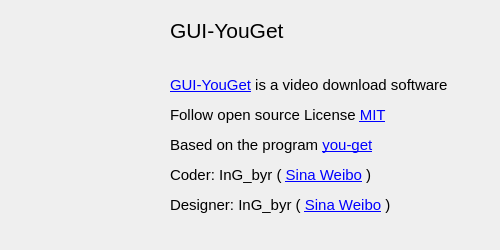
The window that app/ui/about_widget.ui (ingbyr/vdm) describes before a commit, drawn with Qt 5.
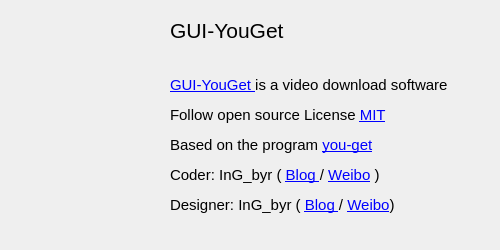
The same window after the commit. Icons and pictures are not drawn.

```diff
--- a/app/ui/about_widget.ui
+++ b/app/ui/about_widget.ui
@@ -39,7 +39,7 @@
     </rect>
    </property>
    <property name="text">
-    <string>&lt;html&gt;&lt;head/&gt;&lt;body&gt;&lt;p&gt;&lt;a href=&quot;http://www.ingbyr.tk/2016/05/16/youget/&quot;&gt;&lt;span style=&quot; font-size:11pt; text-decoration: underline; color:#0000ff;&quot;&gt;GUI-YouGet&lt;/span&gt;&lt;/a&gt;&lt;span style=&quot; font-size:11pt;&quot;&gt; is a video download software &lt;/span&gt;&lt;/p&gt;&lt;p&gt;&lt;span style=&quot; font-size:11pt;&quot;&gt;Follow open source License &lt;/span&gt;&lt;a href=&quot;https://raw.githubusercontent.com/ingbyr/GUI-YouGet/master/LICENSE.txt&quot;&gt;&lt;span style=&quot; font-size:11pt; text-decoration: underline; color:#0000ff;&quot;&gt;MIT&lt;/span&gt;&lt;/a&gt;&lt;/p&gt;&lt;p&gt;&lt;span style=&quot; font-size:11pt;&quot;&gt;Based on the program &lt;/span&gt;&lt;a href=&quot;https://github.com/soimort/you-get&quot;&gt;&lt;span style=&quot; font-size:11pt; text-decoration: underline; color:#0000ff;&quot;&gt;you-get&lt;/span&gt;&lt;/a&gt;&lt;/p&gt;&lt;p&gt;&lt;span style=&quot; font-size:11pt;&quot;&gt;Coder: InG_byr ( &lt;/span&gt;&lt;a href=&quot;http://www.weibo.com/zwkv5&quot;&gt;&lt;span style=&quot; font-size:11pt; text-decoration: underline; color:#0000ff;&quot;&gt;Sina Weibo&lt;/span&gt;&lt;/a&gt;&lt;span style=&quot; font-size:11pt;&quot;&gt; )&lt;/span&gt;&lt;/p&gt;&lt;p&gt;&lt;span style=&quot; font-size:11pt;&quot;&gt;Designer: InG_byr ( &lt;/span&gt;&lt;a href=&quot;http://www.weibo.com/zwkv5&quot;&gt;&lt;span style=&quot; font-size:11pt; text-decoration: underline; color:#0000ff;&quot;&gt;Sina Weibo&lt;/span&gt;&lt;/a&gt;&lt;span style=&quot; font-size:11pt;&quot;&gt; )&lt;/span&gt;&lt;/p&gt;&lt;/body&gt;&lt;/html&gt;</string>
+    <string>&lt;html&gt;&lt;head/&gt;&lt;body&gt;&lt;p&gt;&lt;a href=&quot;https://github.com/ingbyr/GUI-YouGet&quot;&gt;&lt;span style=&quot; font-size:11pt; text-decoration: underline; color:#0000ff;&quot;&gt;GUI-YouGet &lt;/span&gt;&lt;/a&gt;&lt;span style=&quot; font-size:11pt;&quot;&gt;is a video download software &lt;/span&gt;&lt;/p&gt;&lt;p&gt;&lt;span style=&quot; font-size:11pt;&quot;&gt;Follow open source License &lt;/span&gt;&lt;a href=&quot;https://raw.githubusercontent.com/ingbyr/GUI-YouGet/master/LICENSE.txt&quot;&gt;&lt;span style=&quot; font-size:11pt; text-decoration: underline; color:#0000ff;&quot;&gt;MIT&lt;/span&gt;&lt;/a&gt;&lt;/p&gt;&lt;p&gt;&lt;span style=&quot; font-size:11pt;&quot;&gt;Based on the program &lt;/span&gt;&lt;a href=&quot;https://github.com/soimort/you-get&quot;&gt;&lt;span style=&quot; font-size:11pt; text-decoration: underline; color:#0000ff;&quot;&gt;you-get&lt;/span&gt;&lt;/a&gt;&lt;/p&gt;&lt;p&gt;&lt;span style=&quot; font-size:11pt;&quot;&gt;Coder: InG_byr ( &lt;/span&gt;&lt;a href=&quot;http://www.ingbyr.tk&quot;&gt;&lt;span style=&quot; font-size:11pt; text-decoration: underline; color:#0000ff;&quot;&gt;Blog &lt;/span&gt;&lt;/a&gt;&lt;span style=&quot; font-size:11pt;&quot;&gt;/ &lt;/span&gt;&lt;a href=&quot;http://www.weibo.com/zwkv5&quot;&gt;&lt;span style=&quot; font-size:11pt; text-decoration: underline; color:#0000ff;&quot;&gt;Weibo&lt;/span&gt;&lt;/a&gt;&lt;span style=&quot; font-size:11pt;&quot;&gt; )&lt;/span&gt;&lt;/p&gt;&lt;p&gt;&lt;span style=&quot; font-size:11pt;&quot;&gt;Designer: InG_byr ( &lt;/span&gt;&lt;a href=&quot;http://www.ingbyr.tk&quot;&gt;&lt;span style=&quot; font-size:11pt; text-decoration: underline; color:#0000ff;&quot;&gt;Blog &lt;/span&gt;&lt;/a&gt;&lt;span style=&quot; font-size:11pt;&quot;&gt;/ &lt;/span&gt;&lt;a href=&quot;http://www.weibo.com/zwkv5&quot;&gt;&lt;span style=&quot; font-size:11pt; text-decoration: underline; color:#0000ff;&quot;&gt;Weibo&lt;/span&gt;&lt;/a&gt;&lt;span style=&quot; font-size:11pt;&quot;&gt;)&lt;/span&gt;&lt;/p&gt;&lt;/body&gt;&lt;/html&gt;</string>
    </property>
    <property name="textFormat">
     <enum>Qt::RichText</enum>
@@ -72,8 +72,8 @@
   <widget class="QLabel" name="label_version">
    <property name="geometry">
     <rect>
-     <x>300</x>
-     <y>20</y>
+     <x>309</x>
+     <y>25</y>
      <width>131</width>
      <height>20</height>
     </rect>
```
